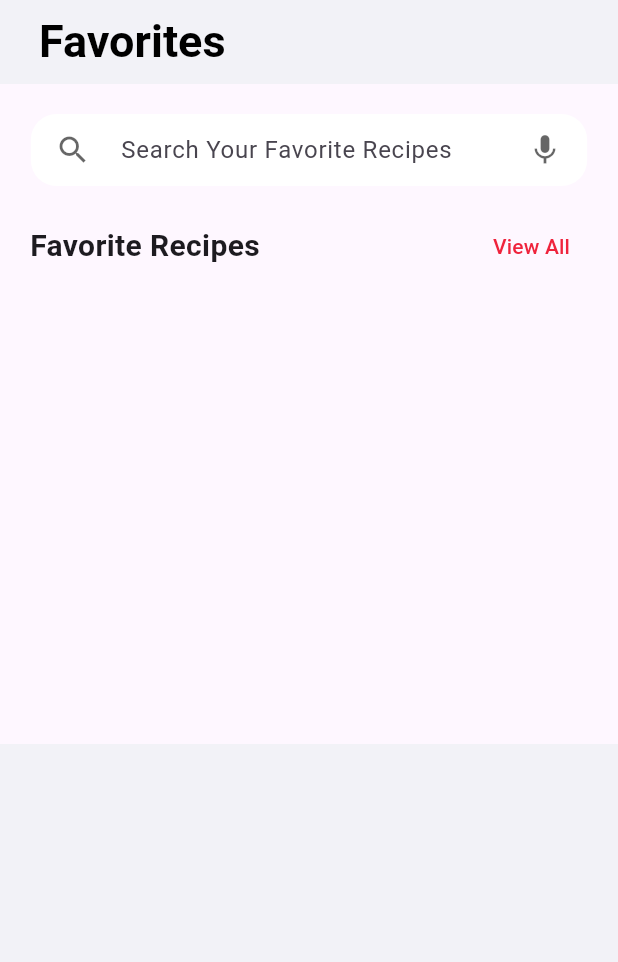
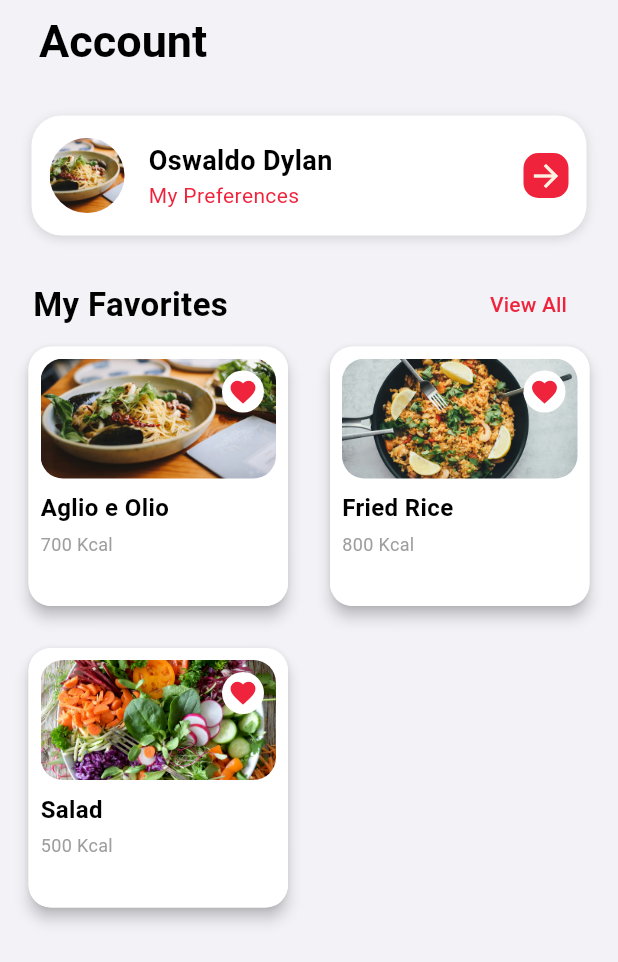
Before and after one commit to gatosopa/food_app_flutter, a Flutter app: the FavoritesPage screen opened directly, on a phone screen of 412 x 824 dp. Shown: the top 962 px of the screen. Run offline on Flutter 3.47's test engine with Material 3 defaults, Android fonts, the phone set to English and light mode, and no system bars; our stand-ins replace animated_bottom_navigation_bar, bloc, camera, carousel_slider, cloud_firestore, dio and 8 more; missing offline and left inert: gal; accounts and stored records are empty.

Commit message:
Favorites UI code made

```diff
--- /dev/null
+++ b/lib/src/core/widgets/food_card.dart
@@ -0,0 +1,84 @@
+import 'package:flutter/material.dart';
+import 'package:food_app_flutter/src/core/constants.dart';
+import 'package:food_app_flutter/src/models/food.dart';
+
+class FoodCard extends StatelessWidget {
+  const FoodCard({super.key, required this.food});
+  final Food food;
+
+  @override
+  Widget build(BuildContext context) {
+    return Card(
+      shape: RoundedRectangleBorder(
+        borderRadius: BorderRadius.circular(15.0),
+      ),
+      elevation: 4,
+      child: Container(
+        width: 160,
+        padding: const EdgeInsets.all(8.0),
+        decoration: BoxDecoration(
+          borderRadius: BorderRadius.circular(15.0),
+          color: Colors.white,
+        ),
+        child: Column(
+          crossAxisAlignment: CrossAxisAlignment.start,
+          mainAxisSize: MainAxisSize.min, // Ensures the height adjusts to fit content
+          children: [
+            Stack(
+              children: [
+                ClipRRect(
+                  borderRadius: BorderRadius.circular(15.0),
+                  child: Image.asset(
+                    food.imageUrl,
+                    height: 80,
+                    width: double.infinity,
+                    fit: BoxFit.cover,
+                  ),
+                ),
+                Positioned(
+                  top: 8,
+                  right: 8,
+                  child: Container(
+                    decoration: BoxDecoration(
+                      color: Colors.white,
+                      shape: BoxShape.circle,
+                    ),
+                    child: Padding(
+                      padding: const EdgeInsets.all(4.0),
+                      child: Icon(
+                        Icons.favorite,
+                        color: Constants.primaryColor,
+                        size: 20,
+                      ),
+                    ),
+                  ),
+                ),
+              ],
+            ),
+            const SizedBox(height: 8.0),
+            Flexible(
+              child: Text(
+                food.foodName,
+                style: const TextStyle(
+                  fontSize: 16.0,
+                  fontWeight: FontWeight.bold,
+                  color: Colors.black,
+                ),
+                maxLines: 2,
+                overflow: TextOverflow.ellipsis,
+              ),
+            ),
+            const SizedBox(height: 4.0),
+            Text(
+              '${food.foodCalories} Kcal',
+              style: const TextStyle(
+                fontSize: 12.0,
+                color: Colors.grey,
+              ),
+            ),
+          ],
+        ),
+      ),
+    );
+  }
+}
--- a/lib/src/features/favorites/favorites_page.dart
+++ b/lib/src/features/favorites/favorites_page.dart
@@ -1,6 +1,11 @@
 import 'package:flutter/material.dart';
 import 'package:food_app_flutter/src/core/constants.dart';
 import 'package:food_app_flutter/src/core/containers/section_heading.dart';
+import 'package:food_app_flutter/src/core/widgets/food_card.dart';
+import 'package:food_app_flutter/src/features/favorites/my_preferences_page.dart';
+import 'package:food_app_flutter/src/features/favorites/widgets/my_preferences.dart';
+import 'package:food_app_flutter/src/models/food.dart';
+import 'package:page_transition/page_transition.dart';
 
 class FavoritesPage extends StatefulWidget {
   const FavoritesPage({super.key});
@@ -13,6 +18,7 @@ class _FavoritesPageState extends State<FavoritesPage> {
   @override
   Widget build(BuildContext context) {
     Size size = MediaQuery.of(context).size;
+    final List<Food> _foodList = Food.foodList;
 
     return Scaffold(
       backgroundColor: Constants.backgroundColor,
@@ -21,106 +27,81 @@ class _FavoritesPageState extends State<FavoritesPage> {
         elevation: 0.0,
         title: Padding(
           padding: const EdgeInsets.only(left: 10),
-          child: Text("Favorites", style: TextStyle(
+          child: Text("Account", style: TextStyle(
             fontWeight: FontWeight.w600,
             color: Colors.black,
             fontSize: 30
           ),),
         ),
+      ),
+      body: SafeArea(
+        child: SingleChildScrollView(
+          child: Padding(
+            padding:const EdgeInsets.all(15),
+            child: Column(
+              crossAxisAlignment: CrossAxisAlignment.start,
+              children: [
+                Padding(
+                  padding: const EdgeInsets.all(6.0),
+                  child: GestureDetector(
+                    onTap: (){
+                      Navigator.push(context, PageTransition(child: MypreferencesPage(), type: PageTransitionType.bottomToTop));
+                    },
+                    child: MyPreferences()
+                    ),
+                ),
+                const SizedBox(height: 16,),
+                Padding(
+                  padding: const EdgeInsets.symmetric(horizontal: 7.0),
+                  child: Row(
+                    mainAxisAlignment: MainAxisAlignment.spaceBetween,
+                    children: [
+                      Text(
+                        'My Favorites',
+                        style: TextStyle(
+                          fontSize: 22,
+                          fontWeight: FontWeight.bold,
+                          color: Colors.black,
+                        ),
+                      ),
+                      TextButton(
+                        onPressed: (){
+
+                        },
+                        child: Text(
+                          'View All',
+                          style: TextStyle(
+                            color: Constants.primaryColor
 
                           ),
-      body: NestedScrollView(headerSliverBuilder: (_, innerBoxIsScrolled){
-        return [
-          SliverAppBar(
-            pinned: true,
-            floating: true,
-            expandedHeight: 440,
-
-            flexibleSpace: Padding(
-              padding: EdgeInsets.all(20),
-              child: ListView(
-                shrinkWrap: true,
-                physics: const NeverScrollableScrollPhysics(),
-                children: [
-
-                   Padding( //Search box
-                      padding: const EdgeInsets.only(top: 0),
-                      child: Row(
-                        mainAxisAlignment: MainAxisAlignment.spaceAround,
-                        children: [
-                          Container( //Actual Search Box
-
-                            padding: const EdgeInsets.symmetric(
-                              horizontal: 16.0,
-                            ),
-                            width: size.width * .9,
-
-                            decoration: BoxDecoration(
-                              color: Colors.white,
-                              borderRadius: BorderRadius.circular(17),
-
-                            ),
-
-                            child: Row(
-                              crossAxisAlignment: CrossAxisAlignment.center,
-                              mainAxisAlignment: MainAxisAlignment.center,
-                              children: [
-                                Icon(Icons.search, color:Colors.black54.withOpacity(.6),),
-                                SizedBox(
-                                  width:20
-                                ),
-                                const Expanded(
-
-                                  child: TextField(
-                                    showCursor: false,
-                                    decoration: InputDecoration(
-                                      hintText: 'Search Your Favorite Recipes',
-                                      border: InputBorder.none,
-                                      focusedBorder: InputBorder.none,
-                                    ),
-                                  ),
-                                ),
-                                Icon(Icons.mic, color: Colors.black54.withOpacity(.6),),
-                              ],
-                            ),
-
+                        )
                       )
                     ],
                   ),
                 ),
-                  SizedBox(height: 16,), //End of Search box
+                Padding(
+                  padding: const EdgeInsets.symmetric(),
+                  child: GridView.builder(
+                    shrinkWrap: true,
+                    physics: const NeverScrollableScrollPhysics(),
+                    gridDelegate: const SliverGridDelegateWithFixedCrossAxisCount(
+                      crossAxisCount: 2,
+                      crossAxisSpacing: 20,
+                      mainAxisSpacing: 20,
+                    ),
+                    itemCount: _foodList.length,
+                    itemBuilder: (context, index) {
+                      final food = _foodList[index];
+                      return FoodCard(food : food);
+                    }
 
-                  Row(
-                      mainAxisAlignment: MainAxisAlignment.spaceBetween,
-                      children: [
-                        Padding(
-                          padding: const EdgeInsets.only(left: 0),
-                          child: Text(
-                            "Favorite Recipes",
-                            style: TextStyle(
-                              fontSize: 20,
-                              fontWeight: FontWeight.w700,
+                  ),
+                ),
+              ],
+            )
           ),
         ),
       ),
-                        Padding(
-                          padding: EdgeInsets.only(right: 0),
-                          child: TextButton(
-                          onPressed: (){},
-                          child:
-                            Text("View All", style: TextStyle(color: Constants.primaryColor,)),
-                          ),
-                        ),
-                      ],),
-
-                  const SizedBox (height: 8,)
-
-                ],
-              ),
-            ),
-          )
-        ];
-      }, body: Container())
     );
   }
 }
--- /dev/null
+++ b/lib/src/features/favorites/my_preferences_page.dart
@@ -0,0 +1,15 @@
+import 'package:flutter/material.dart';
+
+class MypreferencesPage extends StatefulWidget {
+  const MypreferencesPage({super.key});
+
+  @override
+  State<MypreferencesPage> createState() => _MypreferencesPageState();
+}
+
+class _MypreferencesPageState extends State<MypreferencesPage> {
+  @override
+  Widget build(BuildContext context) {
+    return Scaffold();
+  }
+}
--- /dev/null
+++ b/lib/src/features/favorites/widgets/my_preferences.dart
@@ -0,0 +1,76 @@
+import 'package:flutter/material.dart';
+import 'package:food_app_flutter/src/core/constants.dart';
+
+class MyPreferences extends StatefulWidget {
+  const MyPreferences({super.key});
+
+  @override
+  State<MyPreferences> createState() => _MyPreferencesState();
+}
+
+class _MyPreferencesState extends State<MyPreferences> {
+  @override
+  Widget build(BuildContext context) {
+    return Container(
+
+      padding: const EdgeInsets.all(12.0),
+      height: 80,
+      decoration: BoxDecoration(
+        color: Colors.white,
+        borderRadius: BorderRadius.circular(20.0),
+        boxShadow: [
+          BoxShadow(
+            color: Colors.black12,
+            blurRadius: 5.0,
+            offset: Offset(0, 2)
+          ),
+        ],
+      ),
+      child: Row(
+        children: [
+          CircleAvatar(
+            radius: 25,
+            backgroundImage: AssetImage('assets/image/pasta.jpg'),
+          ),
+          SizedBox(width: 16.0,),
+          Column(
+            crossAxisAlignment: CrossAxisAlignment.start,
+            mainAxisAlignment: MainAxisAlignment.center,
+            children: [
+              Text(
+                'Oswaldo Dylan',
+                style: TextStyle(
+                  fontSize: 18,
+                  fontWeight: FontWeight.bold,
+                  color: Colors.black,
+                ),
+              ),
+              Text(
+                'My Preferences',
+                style: TextStyle(
+                  fontSize: 14,
+                  color: Constants.primaryColor
+                ),
+              )
+            ],
+          ),
+          Spacer(),
+          Container(
+            padding: EdgeInsets.all(3.0),
+            decoration: BoxDecoration(
+            color: Constants.primaryColor,
+            borderRadius: BorderRadius.circular(10.0),
+            ),
+            child: Icon(
+              Icons.arrow_forward,
+              color: Constants.secondaryColor,
+            ),
+          )
+
+        ],
+
+
+      ),
+    );
+  }
+}
```
Lines whose indentation alone changed are shown as unchanged.
